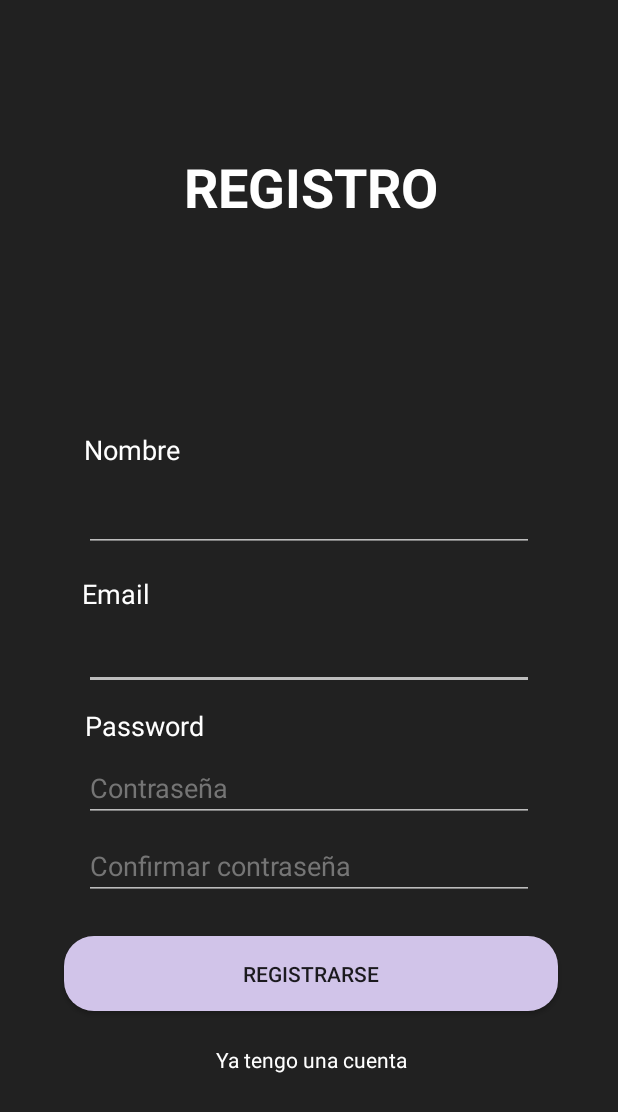
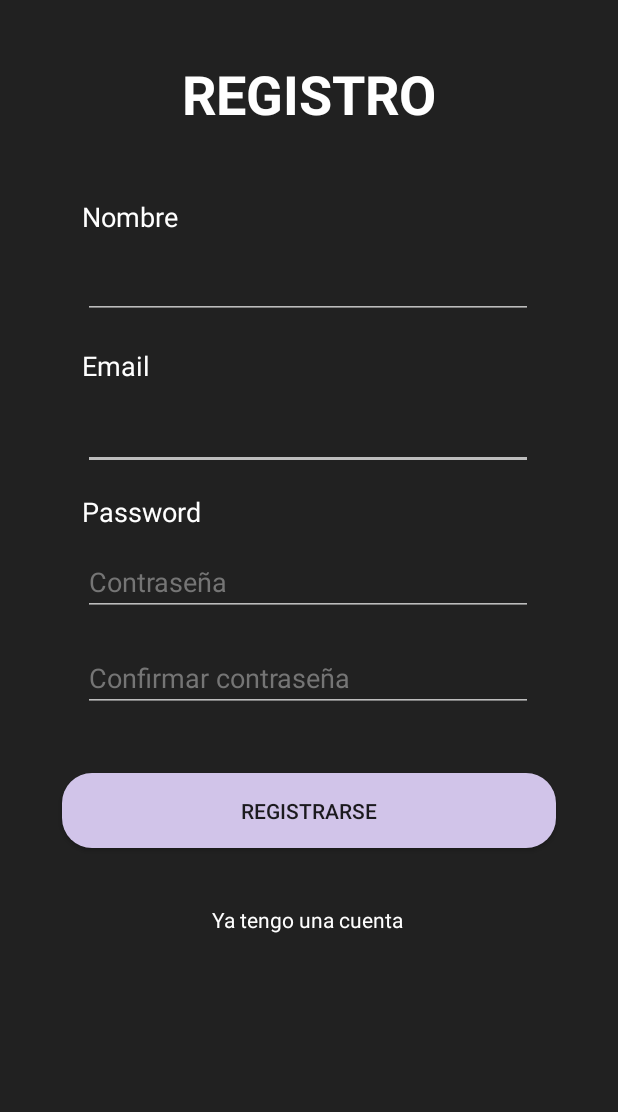
Before and after one commit to cristhian-jg/Project-A, an Android app: the RegisterActivity screen opened directly, with no data from a screen before it, on a phone screen of 412 x 824 dp. Shown: the top 1112 px of the screen. Run offline under Robolectric (Android 15) with nearby library versions, the phone set to English and light mode, and no system bars; our stand-ins replace Firebase (no records; nobody signed in at launch, a user with empty details on screens opened directly); 1 statement that could not run was skipped.

Commit message:
Se han ajustado un poco las Constraints

```diff
--- a/app/src/main/res/layout/activity_register.xml
+++ b/app/src/main/res/layout/activity_register.xml
@@ -11,146 +11,155 @@
         android:id="@+id/etEmail"
         android:layout_width="300dp"
         android:layout_height="wrap_content"
-        android:layout_marginEnd="56dp"
-        android:layout_marginRight="56dp"
-        android:layout_marginBottom="364dp"
         android:backgroundTint="@color/divider"
         android:ems="10"
         android:inputType="textPersonName"
         app:layout_constraintBottom_toBottomOf="parent"
-        app:layout_constraintEnd_toEndOf="parent" />
+        app:layout_constraintEnd_toEndOf="parent"
+        app:layout_constraintHorizontal_bias="0.495"
+        app:layout_constraintStart_toStartOf="parent"
+        app:layout_constraintTop_toTopOf="parent"
+        app:layout_constraintVertical_bias="0.344" />
 
     <EditText
         android:id="@+id/etName"
         android:layout_width="300dp"
         android:layout_height="wrap_content"
-        android:layout_marginEnd="56dp"
-        android:layout_marginRight="56dp"
-        android:layout_marginBottom="456dp"
         android:backgroundTint="@color/divider"
         android:ems="10"
         android:inputType="textPersonName"
         app:layout_constraintBottom_toBottomOf="parent"
-        app:layout_constraintEnd_toEndOf="parent" />
+        app:layout_constraintEnd_toEndOf="parent"
+        app:layout_constraintHorizontal_bias="0.495"
+        app:layout_constraintStart_toStartOf="parent"
+        app:layout_constraintTop_toTopOf="parent"
+        app:layout_constraintVertical_bias="0.215" />
 
     <EditText
         android:id="@+id/etPassword"
         android:layout_width="300dp"
         android:layout_height="wrap_content"
-        android:layout_marginEnd="56dp"
-        android:layout_marginRight="56dp"
-        android:layout_marginBottom="276dp"
         android:backgroundTint="@color/divider"
         android:ems="10"
         android:hint="Contraseña"
         android:inputType="textPassword"
         android:textColorHint="@color/secondary_text"
         app:layout_constraintBottom_toBottomOf="parent"
-        app:layout_constraintEnd_toEndOf="parent" />
+        app:layout_constraintEnd_toEndOf="parent"
+        app:layout_constraintHorizontal_bias="0.495"
+        app:layout_constraintStart_toStartOf="parent"
+        app:layout_constraintTop_toTopOf="parent"
+        app:layout_constraintVertical_bias="0.469" />
 
     <EditText
         android:id="@+id/etPasswordConfirmation"
         android:layout_width="300dp"
         android:layout_height="wrap_content"
-        android:layout_marginEnd="56dp"
-        android:layout_marginRight="56dp"
-        android:layout_marginBottom="224dp"
         android:backgroundTint="@color/divider"
         android:ems="10"
-        android:textColorHint="@color/secondary_text"
         android:hint="Confirmar contraseña"
         android:inputType="textPassword"
+        android:textColorHint="@color/secondary_text"
         app:layout_constraintBottom_toBottomOf="parent"
-        app:layout_constraintEnd_toEndOf="parent" />
+        app:layout_constraintEnd_toEndOf="parent"
+        app:layout_constraintHorizontal_bias="0.495"
+        app:layout_constraintStart_toStartOf="parent"
+        app:layout_constraintTop_toTopOf="parent"
+        app:layout_constraintVertical_bias="0.551" />
 
     <Button
         android:id="@+id/btnRegister"
         android:layout_width="329dp"
         android:layout_height="50dp"
-        android:layout_marginEnd="40dp"
-        android:layout_marginRight="40dp"
-        android:layout_marginBottom="150dp"
         android:background="@drawable/buttonstyle"
         android:text="REGISTRARSE"
         android:textSize="14sp"
         app:layout_constraintBottom_toBottomOf="parent"
-        app:layout_constraintEnd_toEndOf="parent" />
+        app:layout_constraintEnd_toEndOf="parent"
+        app:layout_constraintStart_toStartOf="parent"
+        app:layout_constraintTop_toTopOf="parent"
+        app:layout_constraintVertical_bias="0.666" />
 
     <TextView
         android:id="@+id/textView4"
         android:layout_width="wrap_content"
         android:layout_height="wrap_content"
-        android:layout_marginEnd="292dp"
-        android:layout_marginRight="292dp"
-        android:layout_marginBottom="512dp"
         android:text="Nombre"
         android:textColor="@color/icons"
         android:textSize="18sp"
         app:layout_constraintBottom_toBottomOf="parent"
-        app:layout_constraintEnd_toEndOf="parent" />
+        app:layout_constraintEnd_toEndOf="parent"
+        app:layout_constraintHorizontal_bias="0.158"
+        app:layout_constraintStart_toStartOf="parent"
+        app:layout_constraintTop_toTopOf="parent"
+        app:layout_constraintVertical_bias="0.165" />
 
     <TextView
         android:id="@+id/textView5"
         android:layout_width="wrap_content"
         android:layout_height="wrap_content"
-        android:layout_marginEnd="312dp"
-        android:layout_marginRight="312dp"
-        android:layout_marginBottom="416dp"
         android:text="Email"
         android:textColor="@color/icons"
         android:textSize="18sp"
         app:layout_constraintBottom_toBottomOf="parent"
-        app:layout_constraintEnd_toEndOf="parent" />
+        app:layout_constraintEnd_toEndOf="parent"
+        app:layout_constraintHorizontal_bias="0.149"
+        app:layout_constraintStart_toStartOf="parent"
+        app:layout_constraintTop_toTopOf="parent"
+        app:layout_constraintVertical_bias="0.289" />
 
     <TextView
         android:id="@+id/tvLoginButton"
         android:layout_width="wrap_content"
         android:layout_height="wrap_content"
-        android:layout_marginEnd="140dp"
-        android:layout_marginRight="140dp"
-        android:layout_marginBottom="108dp"
         android:text="Ya tengo una cuenta"
         android:textColor="@color/icons"
         app:layout_constraintBottom_toBottomOf="parent"
-        app:layout_constraintEnd_toEndOf="parent" />
+        app:layout_constraintEnd_toEndOf="parent"
+        app:layout_constraintHorizontal_bias="0.498"
+        app:layout_constraintStart_toStartOf="parent"
+        app:layout_constraintTop_toTopOf="parent"
+        app:layout_constraintVertical_bias="0.75" />
 
     <TextView
         android:id="@+id/textView6"
         android:layout_width="wrap_content"
         android:layout_height="wrap_content"
-        android:layout_marginTop="100dp"
-        android:layout_marginEnd="120dp"
-        android:layout_marginRight="120dp"
         android:text="REGISTRO"
         android:textColor="@color/icons"
         android:textSize="36sp"
         android:textStyle="bold"
+        app:layout_constraintBottom_toBottomOf="parent"
         app:layout_constraintEnd_toEndOf="parent"
-        app:layout_constraintTop_toTopOf="parent" />
+        app:layout_constraintStart_toStartOf="parent"
+        app:layout_constraintTop_toTopOf="parent"
+        app:layout_constraintVertical_bias="0.049" />
 
     <ProgressBar
         android:id="@+id/progressBar"
         style="?android:attr/progressBarStyle"
         android:layout_width="wrap_content"
         android:layout_height="wrap_content"
-        android:layout_marginEnd="180dp"
-        android:layout_marginRight="180dp"
-        android:layout_marginBottom="36dp"
         android:visibility="invisible"
         app:layout_constraintBottom_toBottomOf="parent"
-        app:layout_constraintEnd_toEndOf="parent" />
+        app:layout_constraintEnd_toEndOf="parent"
+        app:layout_constraintHorizontal_bias="0.498"
+        app:layout_constraintStart_toStartOf="parent"
+        app:layout_constraintTop_toTopOf="parent"
+        app:layout_constraintVertical_bias="0.849" />
 
     <TextView
         android:id="@+id/textView14"
         android:layout_width="wrap_content"
         android:layout_height="wrap_content"
-        android:layout_marginEnd="276dp"
-        android:layout_marginRight="276dp"
-        android:layout_marginBottom="328dp"
         android:text="Password"
         android:textColor="@color/icons"
         android:textSize="18sp"
         app:layout_constraintBottom_toBottomOf="parent"
-        app:layout_constraintEnd_toEndOf="parent" />
+        app:layout_constraintEnd_toEndOf="parent"
+        app:layout_constraintHorizontal_bias="0.165"
+        app:layout_constraintStart_toStartOf="parent"
+        app:layout_constraintTop_toTopOf="parent"
+        app:layout_constraintVertical_bias="0.411" />
 
 </androidx.constraintlayout.widget.ConstraintLayout>
```
Also changed, not shown: app/src/main/res/layout/activity_login.xml (+46 -46 lines).
